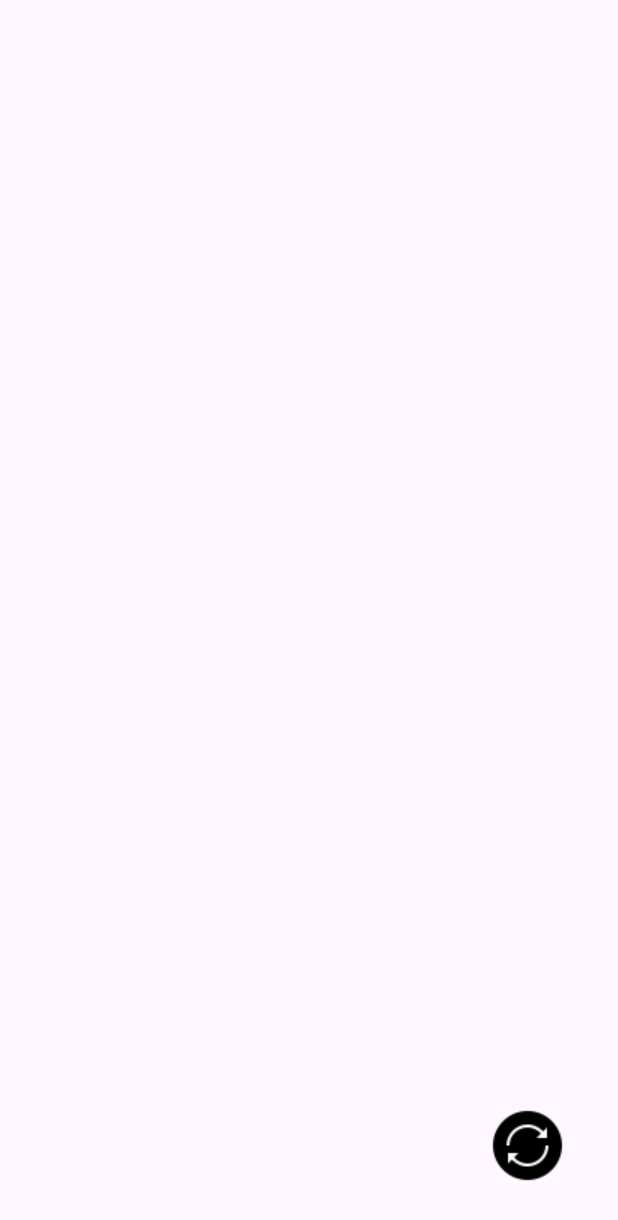
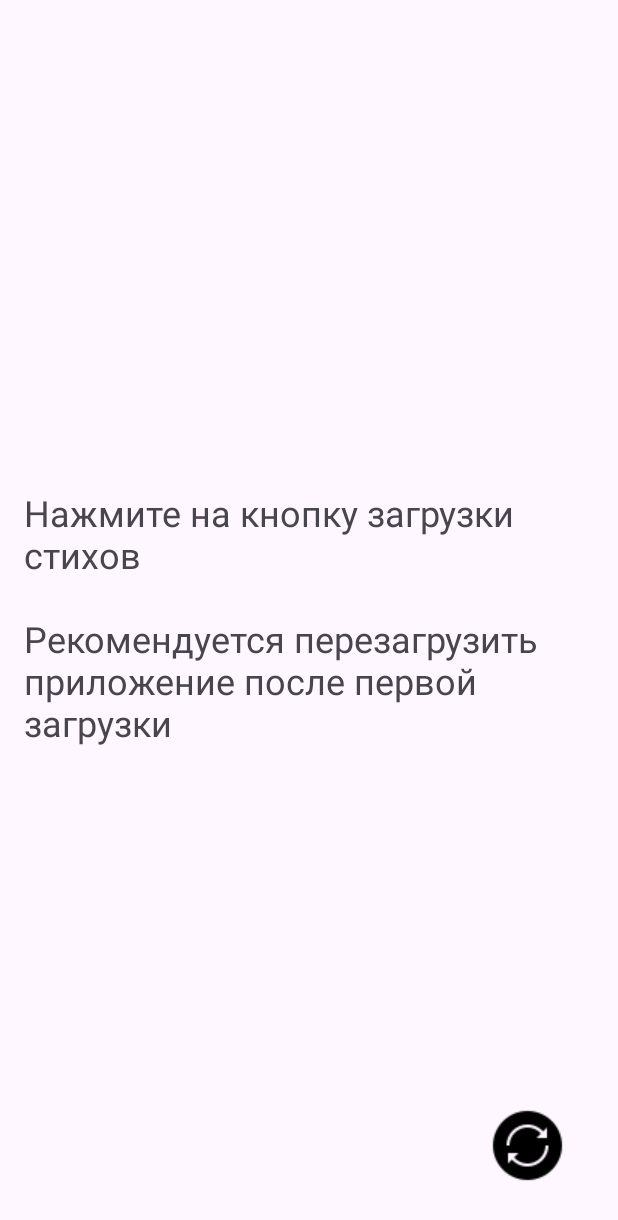
Before and after one commit to staneins/sokryt-mobile-app, an Android app: the fragment TitleListFragment shown on its own in the app's theme, after a tap on "Button with Image", on a phone screen of 412 x 824 dp. Shown: the top 1220 px of the screen. Run offline under Robolectric (Android 15) with nearby library versions, the phone set to English and light mode, and no system bars; our stand-ins replace Room's generated code.

Commit message:
implement refresh button animation, implement empty view in case DB is empty

```diff
--- a/app/src/main/java/com/example/sokrytmobileapp/MainActivity.java
+++ b/app/src/main/java/com/example/sokrytmobileapp/MainActivity.java
@@ -1,6 +1,8 @@
 package com.example.sokrytmobileapp;
 
+import android.content.Intent;
 import android.os.Bundle;
+import android.view.WindowManager;
 import androidx.appcompat.app.AppCompatActivity;
 import androidx.fragment.app.FragmentTransaction;
 import com.example.sokrytmobileapp.ui.TitleListFragment;
@@ -11,6 +13,7 @@ public class MainActivity extends AppCompatActivity {
         super.onCreate(savedInstanceState);
         setContentView(R.layout.activity_main);
 
+        getWindow().addFlags(WindowManager.LayoutParams.FLAG_KEEP_SCREEN_ON);
         TitleListFragment poemListFragment = new TitleListFragment();
         FragmentTransaction transaction = getSupportFragmentManager().beginTransaction();
         transaction.replace(R.id.fragment_container, poemListFragment);
--- a/app/src/main/java/com/example/sokrytmobileapp/repository/PoemRepository.java
+++ b/app/src/main/java/com/example/sokrytmobileapp/repository/PoemRepository.java
@@ -1,6 +1,9 @@
 package com.example.sokrytmobileapp.repository;
 
 import android.app.Application;
+import android.content.Intent;
+import android.os.Handler;
+import android.os.Looper;
 import android.text.Html;
 import android.util.Log;
 import android.widget.Toast;
@@ -21,8 +24,10 @@ import static android.content.ContentValues.TAG;
 
 public class PoemRepository {
     private final PoemDao poemDao;
+    private final Application application;
 
     public PoemRepository(Application application) {
+        this.application = application;
         PoemDatabase db = PoemDatabase.getDatabase(application);
         poemDao = db.poemDao();
     }
@@ -48,10 +53,9 @@ public class PoemRepository {
 
     public void loadPoems() {
 
-//        if (allPoems.getValue() != null && !allPoems.getValue().isEmpty()) {
-//            Log.d(TAG, "Стихи уже загружены из базы данных");
-//            return;
-//        }
+        new Handler(Looper.getMainLooper()).post(() ->
+                Toast.makeText(application, "Обновляем стихи", Toast.LENGTH_LONG).show()
+        );
 
         String url = "https://sokryt.ru/json/stihi";
         OkHttpClient client = new OkHttpClient();
@@ -66,6 +70,9 @@ public class PoemRepository {
             @Override
             public void onFailure(Call call, IOException e) {
                 Log.e(TAG, "Ошибка обращения к адресу", e);
+                new Handler(Looper.getMainLooper()).post(() ->
+                        Toast.makeText(application, "Ошибка обновления стихов", Toast.LENGTH_LONG).show()
+                );
             }
 
             @Override
@@ -74,7 +81,9 @@ public class PoemRepository {
                     String jsonString = response.body().string();
                     loadPoemsFromJson(jsonString);
                     Log.d(TAG, "Обращение прошло успешно. Длина ответа: " + jsonString.length());
-//                    Toast.makeText(getContext(), "Нет доступных стихов", Toast.LENGTH_SHORT).show();
+                    new Handler(Looper.getMainLooper()).post(() ->
+                            Toast.makeText(application, "Стихи обновлены", Toast.LENGTH_LONG).show()
+                    );
                 } else {
                     Log.e(TAG, "Ошибка обращения. Код: " + response.code());
                 }
--- a/app/src/main/java/com/example/sokrytmobileapp/ui/PoemAdapter.java
+++ b/app/src/main/java/com/example/sokrytmobileapp/ui/PoemAdapter.java
@@ -4,42 +4,65 @@ import android.view.LayoutInflater;
 import android.view.View;
 import android.view.ViewGroup;
 import android.widget.TextView;
+import android.widget.Toast;
 import androidx.annotation.NonNull;
 import androidx.fragment.app.Fragment;
 import androidx.fragment.app.FragmentActivity;
 import androidx.recyclerview.widget.RecyclerView;
+import com.example.sokrytmobileapp.MainActivity;
 import com.example.sokrytmobileapp.R;
 import com.example.sokrytmobileapp.data.Poem;
 
 import java.util.List;
 
-public class PoemAdapter extends RecyclerView.Adapter<PoemAdapter.PoemViewHolder> {
+public class PoemAdapter extends RecyclerView.Adapter<RecyclerView.ViewHolder> {
 
     private List<Poem> poems;
+    private boolean isLoadingData;
+
+    private final int VIEW_TYPE_EMPTY = 0;
+    private final int VIEW_TYPE_POEM = 1;
+    private final String NO_POEMS_IN_DB = "Нажмите на кнопку загрузки стихов\n\nРекомендуется перезагрузить приложение после первой загрузки";
 
     public PoemAdapter(List<Poem> poems) {
         this.poems = poems;
+        this.isLoadingData = false;
     }
 
     @NonNull
     @Override
-    public PoemViewHolder onCreateViewHolder(@NonNull ViewGroup parent, int viewType) {
-        View view = LayoutInflater.from(parent.getContext())
-                .inflate(R.layout.poem_list_titles, parent, false);
-        return new PoemViewHolder(view);
+    public RecyclerView.ViewHolder onCreateViewHolder(@NonNull ViewGroup parent, int viewType) {
+        if (viewType == VIEW_TYPE_EMPTY) {
+            View view = LayoutInflater.from(parent.getContext())
+                    .inflate(R.layout.emtpy_list_titles, parent, false);
+            return new EmptyViewHolder(view);
+        } else {
+            View view = LayoutInflater.from(parent.getContext())
+                    .inflate(R.layout.poem_list_titles, parent, false);
+            return new PoemViewHolder(view);
+        }
     }
 
     @Override
-    public void onBindViewHolder(@NonNull PoemViewHolder holder, int position) {
-        Poem poem = poems.get(position);
-        holder.title.setText(poem.title);
+    public void onBindViewHolder(@NonNull RecyclerView.ViewHolder holder, int position) {
 
-        setOnTitleClickListener(holder, poem);
+        if (holder instanceof PoemViewHolder) {
+            Poem poem = poems.get(position);
+            ((PoemViewHolder) holder).title.setText(poem.title);
+            setOnTitleClickListener((PoemViewHolder) holder, poem);
+        } else if (holder instanceof EmptyViewHolder) {
+            ((EmptyViewHolder)holder).title.setText(NO_POEMS_IN_DB);
+        }
     }
 
     @Override
     public int getItemCount() {
-        return poems.size();
+        return poems.isEmpty() && !isLoadingData ? 1 : poems.size();
+    }
+
+    @Override
+    public int getItemViewType(int position) {
+        return poems.isEmpty() && !isLoadingData ? VIEW_TYPE_EMPTY : VIEW_TYPE_POEM;
     }
 
     static class PoemViewHolder extends RecyclerView.ViewHolder {
@@ -51,7 +74,21 @@ public class PoemAdapter extends RecyclerView.Adapter<PoemAdapter.PoemViewHolder
         }
     }
 
+    static class EmptyViewHolder extends RecyclerView.ViewHolder {
+        private final TextView title;
+
+        public EmptyViewHolder(@NonNull View itemView) {
+            super(itemView);
+            title = itemView.findViewById(R.id.empty_title);
+        }
+    }
+
     public void addPoems(List<Poem> newPoems) {
+        if (poems.isEmpty()) {
+            poems.clear();
+            notifyDataSetChanged();
+        }
+
         int initialSize = this.poems.size();
         this.poems.addAll(newPoems);
         notifyItemRangeInserted(initialSize, newPoems.size());
@@ -74,4 +111,5 @@ public class PoemAdapter extends RecyclerView.Adapter<PoemAdapter.PoemViewHolder
         this.poems.addAll(0, newPoems);
         notifyItemRangeInserted(0, newPoems.size());
     }
+
 }
--- a/app/src/main/java/com/example/sokrytmobileapp/ui/TitleListFragment.java
+++ b/app/src/main/java/com/example/sokrytmobileapp/ui/TitleListFragment.java
@@ -1,12 +1,17 @@
 package com.example.sokrytmobileapp.ui;
 
+import android.content.Intent;
 import android.os.Bundle;
+import android.os.Handler;
 import android.util.Log;
 import android.view.LayoutInflater;
+import android.view.MotionEvent;
 import android.view.View;
 import android.view.ViewGroup;
+import android.view.animation.AnimationUtils;
 import android.widget.Button;
 import androidx.annotation.NonNull;
+import androidx.annotation.Nullable;
 import androidx.appcompat.widget.AppCompatImageButton;
 import androidx.fragment.app.Fragment;
 import androidx.recyclerview.widget.LinearLayoutManager;
@@ -40,8 +45,10 @@ public class TitleListFragment extends Fragment {
         recyclerView.setAdapter(poemAdapter);
 
         AppCompatImageButton loadPoemsButton = view.findViewById(R.id.load_poems_button);
+
         loadPoemsButton.setOnClickListener(v -> {
             poemRepository.loadPoems();
+            v.startAnimation(AnimationUtils.loadAnimation(requireContext(), R.anim.refresh_button_animation));
         });
 
         recyclerView.addOnScrollListener(new RecyclerView.OnScrollListener() {
@@ -60,8 +67,6 @@ public class TitleListFragment extends Fragment {
                 }
             }
         });
-
-//        poemRepository.loadPoems();
         loadPoems();
 
         return view;
@@ -87,7 +92,7 @@ public class TitleListFragment extends Fragment {
         if (poems != null && !poems.isEmpty()) {
             poemAdapter.addPoems(poems);
             Log.d("PoemListFragment", "Загружено " + poems.size() + " стихов");
-            offset += limit;
+            offset += poems.size();
         } else {
             allDataLoaded = true;
         }
--- /dev/null
+++ b/app/src/main/res/anim/refresh_button_animation.xml
@@ -0,0 +1,11 @@
+<?xml version="1.0" encoding="utf-8"?>
+<set xmlns:android="http://schemas.android.com/apk/res/android">
+    <scale
+            android:duration="100"
+            android:fromXScale="1.0"
+            android:toXScale="0.9"
+            android:fromYScale="1.0"
+            android:toYScale="0.9"
+            android:pivotX="50%"
+            android:pivotY="50%" />
+</set>
--- /dev/null
+++ b/app/src/main/res/layout/emtpy_list_titles.xml
@@ -0,0 +1,14 @@
+<?xml version="1.0" encoding="utf-8"?>
+<LinearLayout xmlns:android="http://schemas.android.com/apk/res/android"
+              android:layout_width="match_parent"
+              android:layout_height="match_parent"
+              android:gravity="center"
+              android:orientation="vertical">
+
+    <TextView
+            android:id="@+id/empty_title"
+            android:layout_width="wrap_content"
+            android:layout_height="wrap_content"
+            android:textSize="24sp"
+            android:padding="16dp"/>
+</LinearLayout>
```
